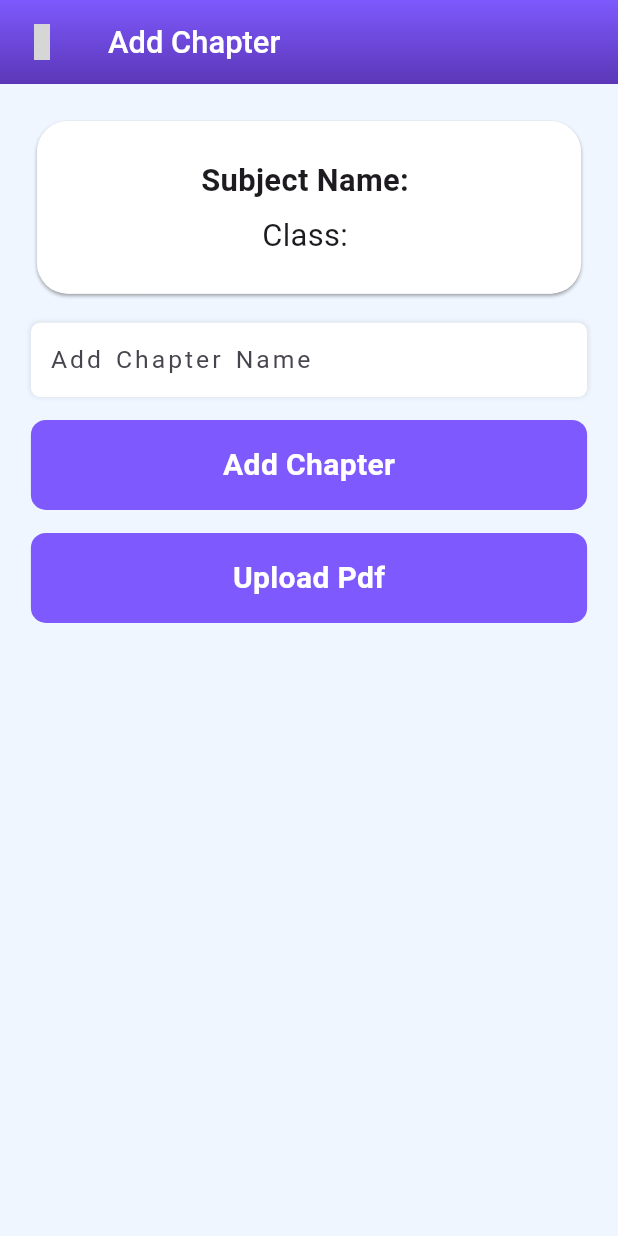
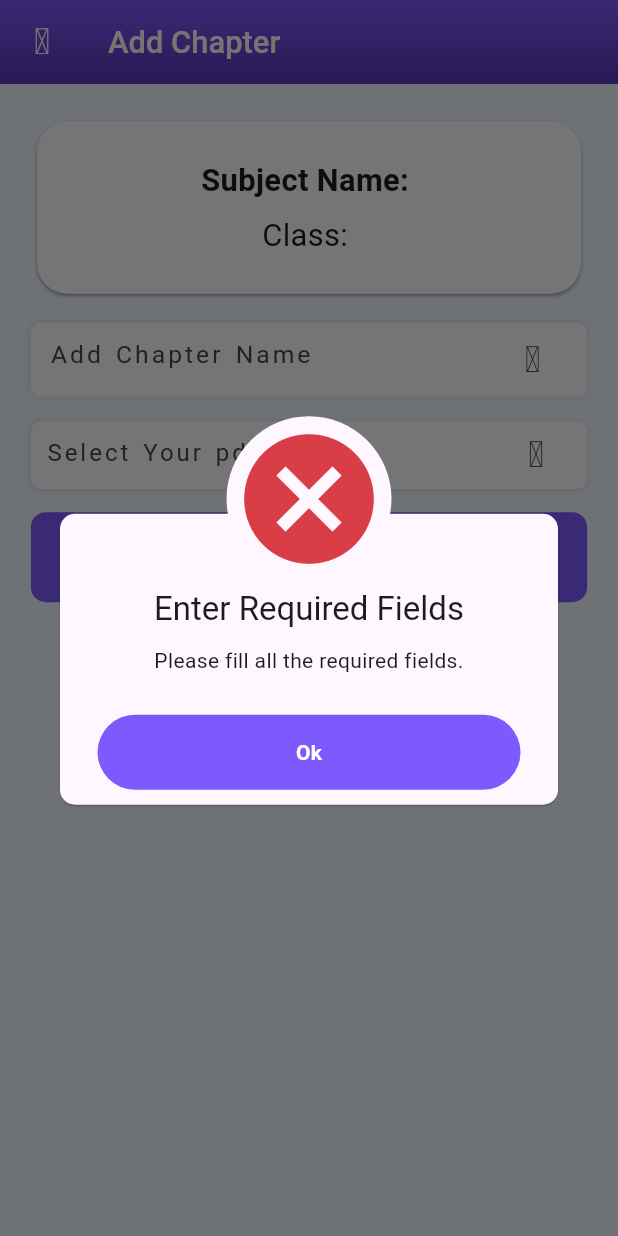
Before and after one commit to showravdas11/poralekha-app, a Flutter app: the AddChapterScreen screen opened directly with empty values, after a tap on "Add Chapter", on a phone screen of 412 x 824 dp. Run offline on Flutter 3.47's test engine with Material 3 defaults, Android fonts, the phone set to English and light mode, and no system bars; our stand-ins replace awesome_dialog, cloud_firestore, file_picker, firebase_auth, firebase_core, firebase_storage and 9 more; missing offline and left inert: syncfusion_flutter_pdfviewer; accounts and stored records are empty; project files that could hold a hidden picture were left out; grey boxes are pictures that could not be loaded.

Commit message:
add chapter done

```diff
--- a/lib/screens/AddChapter/Add_chapter.dart
+++ b/lib/screens/AddChapter/Add_chapter.dart
@@ -4,6 +4,7 @@ import 'package:cloud_firestore/cloud_firestore.dart';
 import 'package:firebase_storage/firebase_storage.dart';
 import 'package:flutter/material.dart';
 import 'package:file_picker/file_picker.dart';
+import 'package:iconsax/iconsax.dart';
 import 'package:poralekha_app/common/AppBar.dart';
 import 'package:poralekha_app/common/CommonTextField.dart';
 import 'package:poralekha_app/common/RoundedButton.dart';
@@ -11,7 +12,9 @@ import 'package:poralekha_app/theme/myTheme.dart';
 
 class AddChapterScreen extends StatefulWidget {
   final Map<String, dynamic> subjectData;
-  const AddChapterScreen({Key? key, required this.subjectData})
+  final String docId;
+  const AddChapterScreen(
+      {Key? key, required this.subjectData, required this.docId})
       : super(key: key);
 
   @override
@@ -20,10 +23,10 @@ class AddChapterScreen extends StatefulWidget {
 
 class _AddChapterScreenState extends State<AddChapterScreen> {
   TextEditingController chapnameController = TextEditingController();
-  // String? _filePath;
-  // String? _storagePath;
-  // bool _isExpanded = false;
+  String? _filePath;
   late Stream<QuerySnapshot> _addChapterStream;
+  bool _uploading = false;
+  late File _selectedFile;
 
   @override
   void initState() {
@@ -47,36 +50,73 @@ class _AddChapterScreenState extends State<AddChapterScreen> {
     return downloadLink;
   }
 
-  //------------pick File-----------------
   void pickFile() async {
+    setState(() {
+      _uploading = true;
+    });
+
     final pickedFile = await FilePicker.platform.pickFiles(
       type: FileType.custom,
       allowedExtensions: ['pdf'],
     );
 
     if (pickedFile != null) {
-      String fileName = pickedFile.files[0].name;
+      _selectedFile = File(pickedFile.files[0].path!);
+      setState(() {
+        _filePath = pickedFile.files[0].path;
+        _uploading = false;
+      });
+    } else {
+      setState(() {
+        _uploading = false;
+      });
+    }
+  }
 
-      File file = File(pickedFile.files[0].path!);
-      final downloadLink = await uploadPdf(fileName, file); // Await here
-
-      await _firebasFirestore.collection("pdfs").add(
-        {
-          "name": fileName,
-          "url": downloadLink,
-        },
-      );
+  void addChapter() async {
+    if (chapnameController.text.isEmpty || _selectedFile == null) {
+      // If any required field is empty, show dialog
       AwesomeDialog(
         context: context,
-        dialogType: DialogType.success,
-        animType: AnimType.rightSlide,
-        title: 'Pdf Uploaded SuccessFully',
+        dialogType: DialogType.error,
+        animType: AnimType.bottomSlide,
+        title: 'Enter Required Fields',
+        desc: 'Please fill all the required fields.',
         btnOkColor: MyTheme.buttonColor,
         btnOkOnPress: () {},
       ).show();
-    } else {
-      // User canceled the picker
+      return;
     }
+
+    setState(() {
+      _uploading = true;
+    });
+
+    String fileName = _selectedFile.path.split('/').last;
+    final downloadLink = await uploadPdf(fileName, _selectedFile);
+
+    CollectionReference chapterCollection = FirebaseFirestore.instance
+        .collection('subjects')
+        .doc(widget.docId)
+        .collection('chapters');
+
+    await chapterCollection.add({
+      "name": chapnameController.text,
+      "pdfLink": downloadLink,
+    });
+
+    setState(() {
+      _uploading = false;
+    });
+
+    AwesomeDialog(
+      context: context,
+      dialogType: DialogType.success,
+      animType: AnimType.rightSlide,
+      title: 'Pdf Uploaded Successfully',
+      btnOkColor: MyTheme.buttonColor,
+      btnOkOnPress: () {},
+    ).show();
   }
 
   @override
@@ -143,17 +183,54 @@ class _AddChapterScreenState extends State<AddChapterScreen> {
               text: "Add Chapter Name",
               textInputType: TextInputType.text,
               obscure: false,
+              suffixIcon: Icon(Iconsax.add_circle),
+            ),
+            SizedBox(height: screenSize.height * 0.02),
+            Container(
+              height: 45,
+              padding: const EdgeInsets.symmetric(horizontal: 10),
+              decoration: BoxDecoration(
+                color: const Color.fromARGB(255, 255, 255, 255),
+                borderRadius: BorderRadius.circular(6),
+                boxShadow: [
+                  BoxShadow(
+                    color: Colors.black.withOpacity(0.1),
+                    blurRadius: 2,
+                  )
+                ],
+              ),
+              child: TextFormField(
+                onTap: () {
+                  pickFile();
+                },
+                readOnly: true,
+                decoration: InputDecoration(
+                  border: InputBorder.none,
+                  hintText: _filePath ?? "Select Your pdf",
+                  hintStyle: TextStyle(
+                    wordSpacing: 2,
+                    letterSpacing: 2,
+                  ),
+                  suffixIcon: _uploading
+                      ? CircularProgressIndicator()
+                      : IconButton(
+                          icon: Icon(Iconsax.attach_circle),
+                          onPressed: pickFile,
+                        ),
+                  alignLabelWithHint: true,
+                  iconColor: Color(0xFF7E59FD),
+                ),
+              ),
             ),
             SizedBox(height: screenHeight * 0.02),
             Center(
               child: RoundedButton(
-                  title: "Add Chapter", onTap: () {}, width: double.infinity),
+                title: "Add Chapter",
+                onTap: addChapter,
+                width: double.infinity,
+              ),
             ),
             SizedBox(height: screenHeight * 0.02),
-            Center(
-              child: RoundedButton(
-                  title: "Upload Pdf", onTap: pickFile, width: double.infinity),
-            ),
           ],
         ),
       ),
```
Also changed, not shown: lib/screens/AllSubjects/SubjectDetails.dart (+16 -9 lines).
